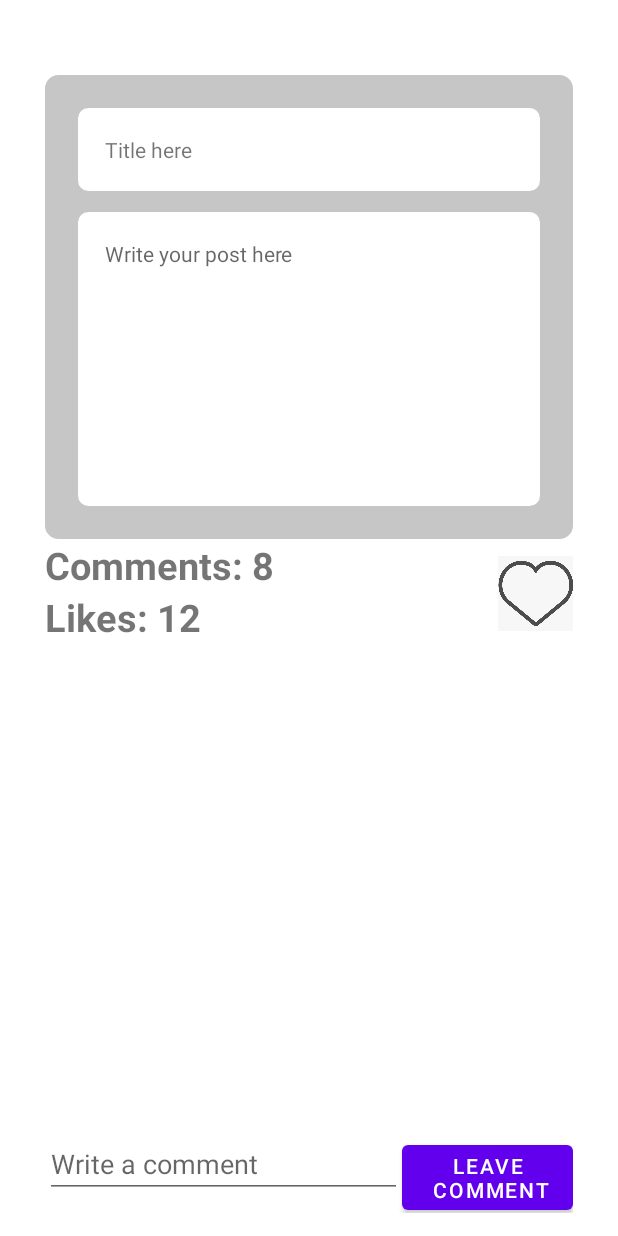
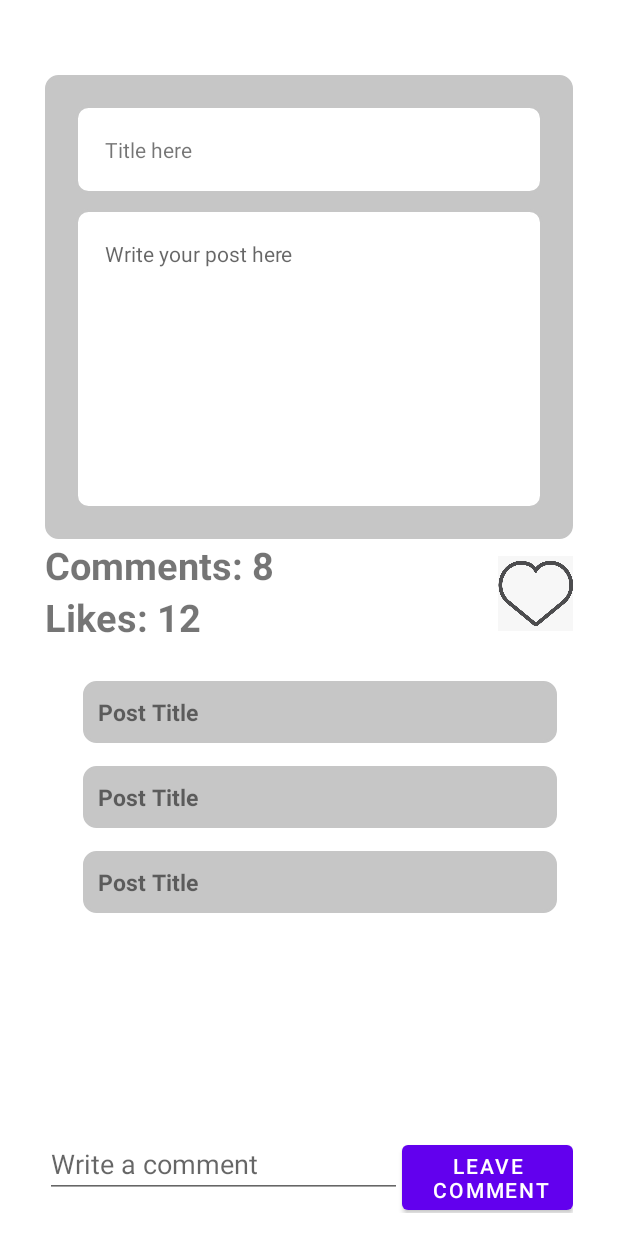
Before and after one commit to Abdulrauof-AlArfaj/SocialMediaProjectKK, an Android app: the layout activity_details.xml on its own in the app's theme, with its tools: preview values and no code run, on a phone screen of 412 x 824 dp. Run offline under Robolectric (Android 15) with nearby library versions, the phone set to English and light mode, and no system bars.

Commit message:
modify the recycler view properties to show comments

```diff
--- a/app/src/main/res/layout/activity_details.xml
+++ b/app/src/main/res/layout/activity_details.xml
@@ -101,8 +101,11 @@
         android:layout_width="match_parent"
         android:layout_height="0dp"
         android:padding="10dp"
+        tools:listitem="@layout/comments_row"
+        tools:itemCount="3"
         android:layout_marginStart="30dp"
-        android:layout_marginEnd="30dp"
+        app:layoutManager="androidx.recyclerview.widget.LinearLayoutManager"
+        android:layout_marginEnd="15dp"
         app:layout_constraintTop_toBottomOf="@+id/likeCommLay"
         app:layout_constraintBottom_toTopOf="@+id/commentLay"
         app:layout_constraintEnd_toEndOf="parent"
@@ -146,6 +149,6 @@
         app:layout_constraintEnd_toEndOf="parent"
         app:layout_constraintTop_toBottomOf="@+id/detailsLay"
         app:layout_constraintVertical_bias="0.569"
-        tools:src="@drawable/like1" />
+        app:srcCompat="@drawable/like1" />
 
 </androidx.constraintlayout.widget.ConstraintLayout>
--- a/app/src/main/res/layout/comments_row.xml
+++ b/app/src/main/res/layout/comments_row.xml
@@ -2,7 +2,7 @@
 <androidx.constraintlayout.widget.ConstraintLayout xmlns:android="http://schemas.android.com/apk/res/android"
     xmlns:tools="http://schemas.android.com/tools"
     android:layout_width="match_parent"
-    android:layout_height="match_parent"
+    android:layout_height="wrap_content"
     xmlns:app="http://schemas.android.com/apk/res-auto">
 
     <LinearLayout
@@ -13,6 +13,7 @@
         android:gravity="center"
         android:orientation="vertical"
         android:padding="10dp"
+        android:layout_margin="15dp"
         app:layout_constraintEnd_toEndOf="parent"
         app:layout_constraintStart_toStartOf="parent"
         app:layout_constraintTop_toTopOf="parent">
```
